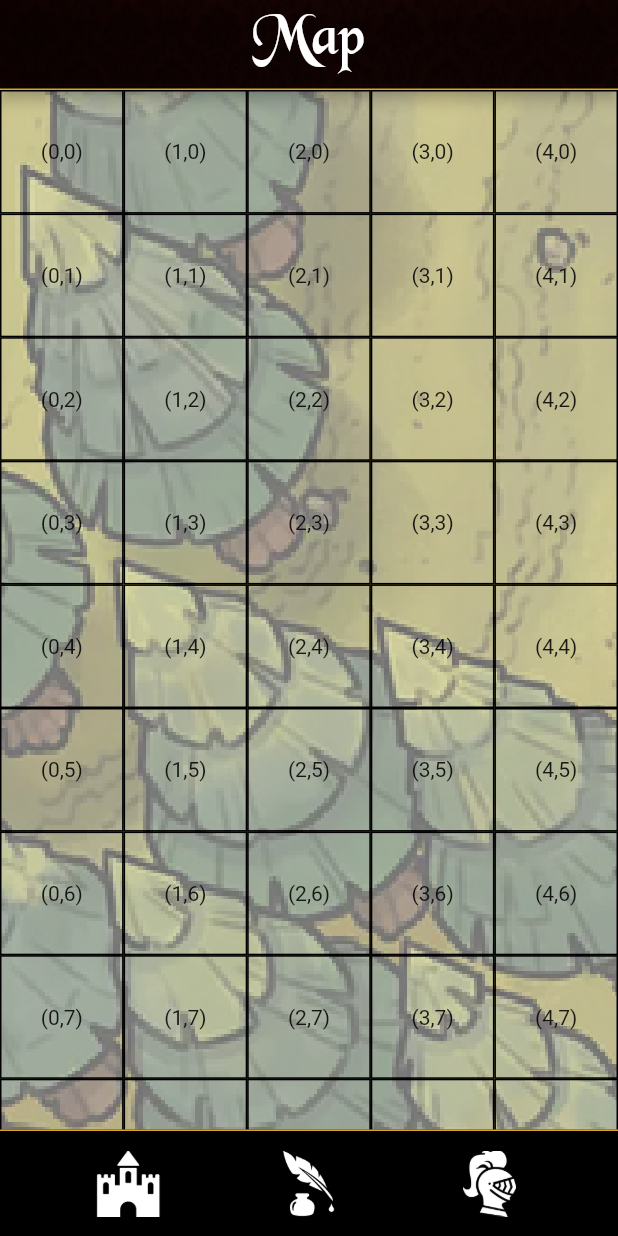
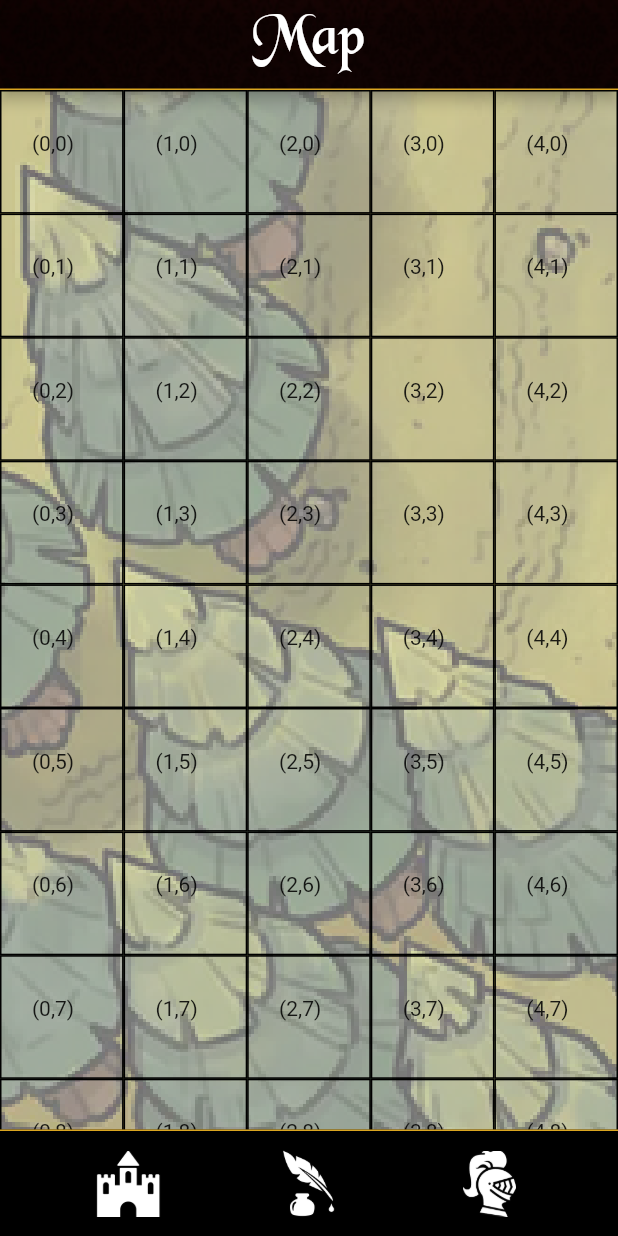
Before and after one commit to AlfonsoSarro/dm_helper, a Flutter app: the screen it shows after launch, on a phone screen of 412 x 824 dp. Run offline on Flutter 3.47's test engine with Material 2 defaults, Android fonts, the phone set to English and light mode, and no system bars; our stand-ins replace firebase_auth, firebase_core; accounts and stored records are empty.

```diff
--- /dev/null
+++ b/lib/data/drag_data.dart
@@ -0,0 +1,10 @@
+import 'package:dm_helper/data/vec2.dart';
+import 'package:flutter/cupertino.dart';
+
+class DragData {
+  Vec2 coords;
+  Widget token;
+  var clearContent;
+
+  DragData(this.coords, this.token, this.clearContent);
+}
--- a/lib/pages/map_page.dart
+++ b/lib/pages/map_page.dart
@@ -6,6 +6,8 @@ import 'dart:ui';
 import 'package:dm_helper/data/vec2.dart';
 import 'package:dm_helper/widgets/background.dart';
 import 'package:dm_helper/widgets/loading_screen.dart';
+import 'package:dm_helper/widgets/maptokens/empty_token.dart';
+import 'package:dm_helper/widgets/maptokens/monster_token.dart';
 import 'package:dm_helper/widgets/section_painter.dart';
 import 'package:flutter/cupertino.dart';
 import 'package:flutter/services.dart';
@@ -37,16 +39,27 @@ class _MapPage extends State<MapPage> {
   List<int> counter = [0,0,0,0];
   bool setupDone = false;
 
-  List<List<Widget>> mapData = [];
+  List<List<MapElement>> mapData = [];
 
-  List<Widget> getShowMap() {
-    List<Widget> out = [];
-
+  List<MapElement> getShowMap() {
+    List<MapElement> out = [];
+    //print("New Map: (${point.x},${point.y})");
     for (int y = point.y; y < dispTiles.y + point.y; y++) {
       for (int x = point.x; x < dispTiles.x + point.x; x++) {
         out.add(mapData[x][y]);
       }
     }
+    //print("New Map: ${printData(out)}");
+    return out;
+  }
+
+  String printData(List<MapElement> tmp) {
+    String out = "[";
+
+    tmp.forEach((element) {
+      out+= "(${element.coords.x},${element.coords.y}) ,";
+    });
+    out+= "]";
     return out;
   }
 
@@ -94,6 +107,19 @@ class _MapPage extends State<MapPage> {
     });
   }
 
+  Widget onClick(Widget currentToken, Vec2 coords, var clearFunction, var setter) {
+    if (currentToken is EmptyToken) {
+      return MonsterToken(
+        coords: coords,
+        clearContent: clearFunction,
+        setter: setter,
+      );
+    }
+    else {
+      return EmptyToken(setter: setter, coords: coords,);
+    }
+  }
+
   @override
   void initState() {
     ImageFunctions.decodeAsset(mapPath).then((value) {
@@ -113,10 +139,6 @@ class _MapPage extends State<MapPage> {
     super.initState();
   }
 
-  Widget? onClick(int x, int y) {
-    return null;
-  }
-
   @override
   Widget build(BuildContext context) {
     initialSetup(context);
@@ -131,8 +153,8 @@ class _MapPage extends State<MapPage> {
                   gridDelegate: SliverGridDelegateWithMaxCrossAxisExtent(
                     maxCrossAxisExtent: MediaQuery.of(context).size.width/5
                   ),
+                physics: const NeverScrollableScrollPhysics(),
                 children: getShowMap(),
-                physics: NeverScrollableScrollPhysics(),
               ),
               GestureDetector(
                 onPanUpdate: (details) {
--- a/lib/widgets/map_element.dart
+++ b/lib/widgets/map_element.dart
@@ -1,4 +1,7 @@
+import 'package:dm_helper/data/drag_data.dart';
 import 'package:dm_helper/data/vec2.dart';
+import 'package:dm_helper/widgets/maptokens/blured_token.dart';
+import 'package:dm_helper/widgets/maptokens/empty_token.dart';
 import 'package:flutter/cupertino.dart';
 import 'package:flutter/material.dart';
 
@@ -7,12 +10,40 @@ import 'package:flutter/material.dart';
 //TODO make draggable
 //TODO give finger the widget on drag
 //TODO move screen when close to edge with the drag
-class MapElement extends StatelessWidget {
+class MapElement extends StatefulWidget {
   String? title = "Hold";
   Vec2 coords;
   var onClick;
 
-  MapElement({Key? key, this.title, required this.coords, required this.onClick}) : super(key: key);
+  MapElement({super.key, this.title, required this.coords, required this.onClick});
+
+  @override
+  State<StatefulWidget> createState() => _MapElement();
+
+}
+
+
+class _MapElement extends State<MapElement> {
+  //_MapElement({Key? key, this.title, required this.coords, required this.onClick}) : super(key: key);
+  late Widget token;
+
+  void clearContent() {
+    setState(() {
+      token = EmptyToken(setter: tokenSetter, coords: widget.coords,);
+    });
+  }
+
+  void tokenSetter(Widget input) {
+    setState(() {
+      token = input;
+    });
+  }
+
+  @override
+  void initState() {
+    token = EmptyToken(setter: tokenSetter, coords: widget.coords,);
+    super.initState();
+  }
 
   @override
   Widget build(BuildContext context) {
@@ -22,15 +53,18 @@ class MapElement extends StatelessWidget {
         height: MediaQuery.of(context).size.width/5,
         child: GestureDetector(
           onTap: () {
-            onClick(coords.x, coords.y);
+            Widget tmp = widget.onClick(token, widget.coords, clearContent, tokenSetter);
+            setState(() {
+              token = tmp;
+            });
           },
           child: Container(
             decoration: BoxDecoration(
               border: Border.all(color: Colors.black),
-              color: Color.fromARGB(100, 255, 255, 255),
+              color: const Color.fromARGB(100, 255, 255, 255),
             ),
             alignment: Alignment.center,
-            child: Text(title!),
+            child: token
           ),
         )
       ),
--- /dev/null
+++ b/lib/widgets/maptokens/empty_token.dart
@@ -0,0 +1,50 @@
+import 'package:flutter/material.dart';
+
+import '../../data/drag_data.dart';
+import '../../data/vec2.dart';
+
+class EmptyToken extends StatelessWidget {
+  Vec2 coords;
+  var setter;
+  EmptyToken({Key? key, required this.setter, required this.coords}): super(key: key);
+
+  @override
+  Widget build(BuildContext context) {
+    return Container(
+      alignment: Alignment.center,
+      child: Stack(
+        children: [
+          SizedBox(
+              width: MediaQuery.of(context).size.width/6,
+              height: MediaQuery.of(context).size.width/6,
+              child: Center(
+                child: Text("(${coords.x},${coords.y})"),
+              ),
+              /*child: const DecoratedBox(
+                  decoration: const BoxDecoration(
+                      color: Colors.grey
+                  )
+              )*/
+          ),
+          DragTarget<DragData>(
+            builder: (
+                BuildContext context,
+                List<dynamic> accepted,
+                List<dynamic> rejected,
+                ) {
+              return SizedBox(
+                height: MediaQuery.of(context).size.width/5,
+                width: MediaQuery.of(context).size.width/5,
+              );
+            },
+            onAccept: (DragData data) {
+              data.clearContent();
+              setter(data.token);
+            },
+          ),
+        ],
+      ),
+    );
+  }
+
+}
```
Also changed, not shown: lib/widgets/maptokens/blured_token.dart (added, +31 -0 lines), lib/widgets/maptokens/dragable_token.dart (added, +51 -0 lines), lib/widgets/maptokens/monster_token.dart (added, +31 -0 lines).
